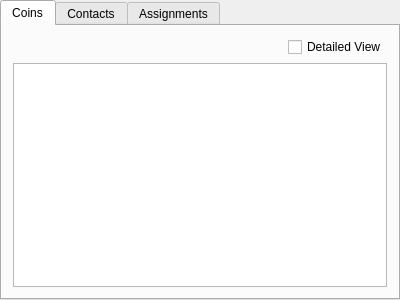
assignonward/aosuite, file apps/genesisMaker/mainwindow.ui: the form before one commit.
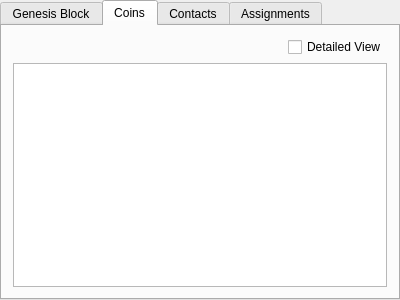
The form after the commit. The open tabs and pages were chosen to show the change. Icons and pictures are not drawn.

```diff
--- a/apps/genesisMaker/mainwindow.ui
+++ b/apps/genesisMaker/mainwindow.ui
@@ -36,6 +36,11 @@
       <property name="currentIndex">
        <number>0</number>
       </property>
+      <widget class="QWidget" name="genesisTab">
+       <attribute name="title">
+        <string>Genesis Block</string>
+       </attribute>
+      </widget>
       <widget class="QWidget" name="coins">
        <attribute name="title">
         <string>Coins</string>
```
